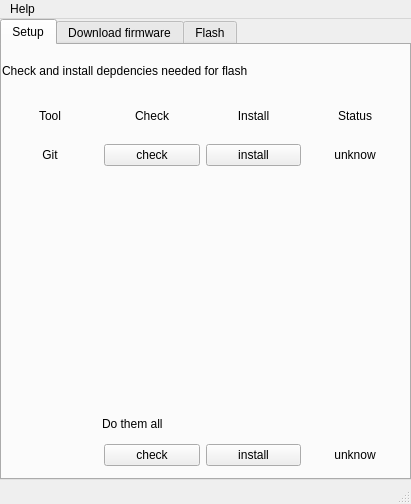
One-Green/iot-flash-config-tool, file lib/main.ui: the form before one commit.
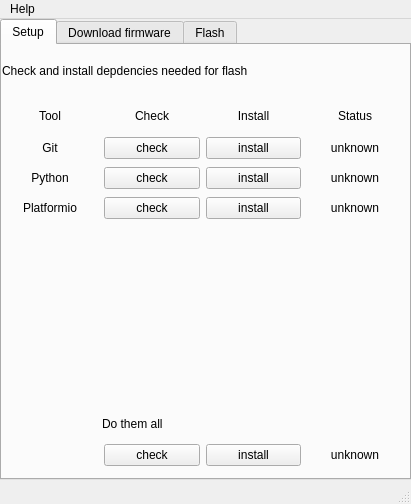
The form after the commit. The open tabs and pages were chosen to show the change.

Commit message: feat(project): add inner class for handler, add logger, use shutil

```diff
--- a/lib/main.ui
+++ b/lib/main.ui
@@ -107,7 +107,7 @@
         <x>0</x>
         <y>90</y>
         <width>401</width>
-        <height>41</height>
+        <height>89</height>
        </rect>
       </property>
       <layout class="QGridLayout" name="gridLayout">
@@ -121,8 +121,52 @@
          </property>
         </widget>
        </item>
+       <item row="0" column="3">
+        <widget class="QLabel" name="gitStatusLabel">
+         <property name="text">
+          <string>unknown</string>
+         </property>
+         <property name="alignment">
+          <set>Qt::AlignCenter</set>
+         </property>
+        </widget>
+       </item>
        <item row="0" column="2">
-        <widget class="QPushButton" name="pushButton_2">
+        <widget class="QPushButton" name="gitInstallButton">
+         <property name="text">
+          <string>install</string>
+         </property>
+        </widget>
+       </item>
+       <item row="1" column="3">
+        <widget class="QLabel" name="pythonStatusLabel">
+         <property name="text">
+          <string>unknown</string>
+         </property>
+         <property name="alignment">
+          <set>Qt::AlignCenter</set>
+         </property>
+        </widget>
+       </item>
+       <item row="1" column="0">
+        <widget class="QLabel" name="pythonLabel">
+         <property name="text">
+          <string>Python</string>
+         </property>
+         <property name="alignment">
+          <set>Qt::AlignCenter</set>
+         </property>
+        </widget>
+       </item>
+       <item row="1" column="1">
+        <widget class="QPushButton" name="pythonCheckButton">
+         <property name="text">
+          <string>check</string>
+         </property>
+        </widget>
+       </item>
+       <item row="1" column="2">
+        <widget class="QPushButton" name="pythonInstallButton">
          <property name="text">
           <string>install</string>
          </property>
@@ -135,10 +179,34 @@
          </property>
         </widget>
        </item>
-       <item row="0" column="3">
-        <widget class="QLabel" name="label_7">
+       <item row="2" column="0">
+        <widget class="QLabel" name="pioLabel">
          <property name="text">
-          <string>unknow</string>
+          <string>Platformio</string>
+         </property>
+         <property name="alignment">
+          <set>Qt::AlignCenter</set>
+         </property>
+        </widget>
+       </item>
+       <item row="2" column="1">
+        <widget class="QPushButton" name="pioCheckButton">
+         <property name="text">
+          <string>check</string>
+         </property>
+        </widget>
+       </item>
+       <item row="2" column="2">
+        <widget class="QPushButton" name="pioInstallButton">
+         <property name="text">
+          <string>install</string>
+         </property>
+        </widget>
+       </item>
+       <item row="2" column="3">
+        <widget class="QLabel" name="pioStatusLabel">
+         <property name="text">
+          <string>unknown</string>
          </property>
          <property name="alignment">
           <set>Qt::AlignCenter</set>
@@ -184,7 +252,7 @@
        <item row="0" column="3">
         <widget class="QLabel" name="label_9">
          <property name="text">
-          <string>unknow</string>
+          <string>unknown</string>
          </property>
          <property name="alignment">
           <set>Qt::AlignCenter</set>
```
Left out of the diff: 10 changed lines with no effect on the pictures. The commit also changes 7 other files.
